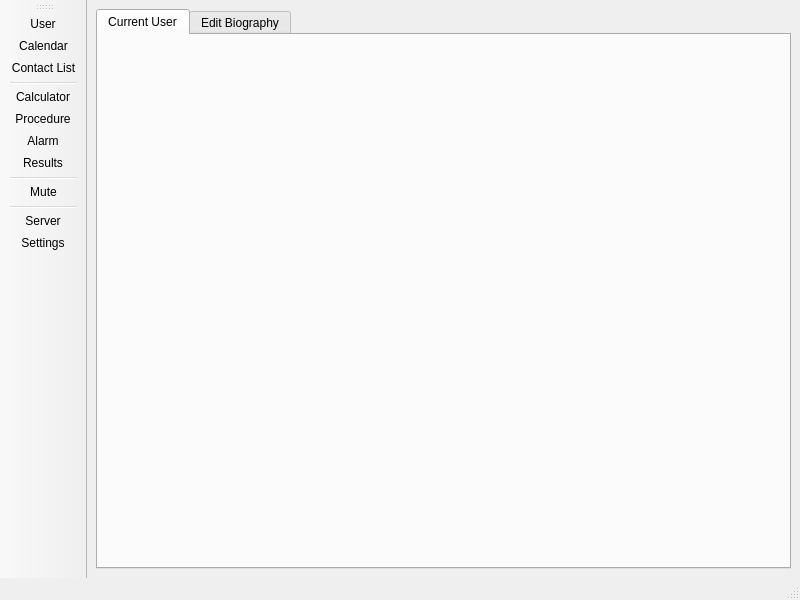
This is LabBuddy.ui in milanche012/labbuddy as Qt 5 draws it before an edit. The edited form follows.
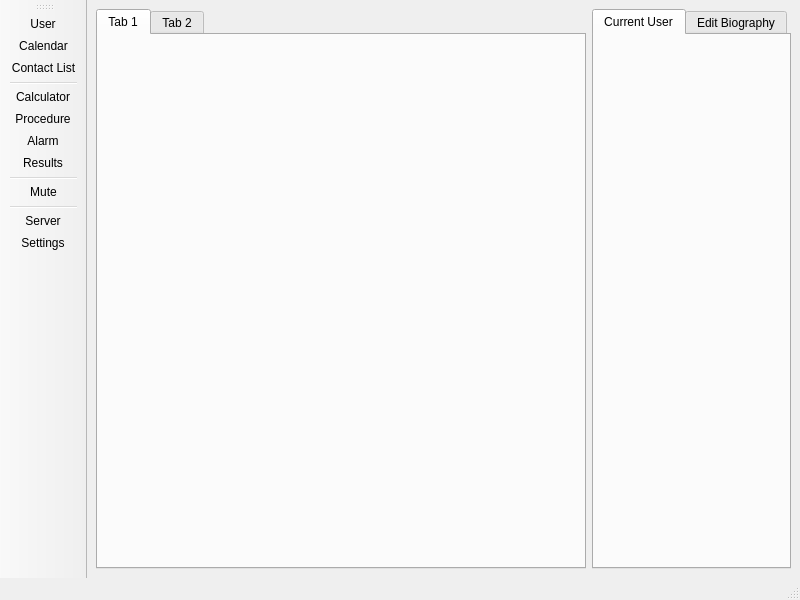
This is the edited form. Icons and pictures are not drawn.

```diff
--- a/LabBuddy.ui
+++ b/LabBuddy.ui
@@ -26,7 +26,27 @@
   <widget class="QWidget" name="centralwidget">
    <layout class="QHBoxLayout" name="horizontalLayout">
     <item>
+     <widget class="QTabWidget" name="tabWidget_2">
+      <property name="currentIndex">
+       <number>0</number>
+      </property>
+      <widget class="QWidget" name="tab">
+       <attribute name="title">
+        <string>Tab 1</string>
+       </attribute>
+      </widget>
+      <widget class="QWidget" name="tab_2">
+       <attribute name="title">
+        <string>Tab 2</string>
+       </attribute>
+      </widget>
+     </widget>
+    </item>
+    <item alignment="Qt::AlignRight">
      <widget class="QTabWidget" name="tabWidget">
+      <property name="enabled">
+       <bool>true</bool>
+      </property>
       <property name="currentIndex">
        <number>0</number>
       </property>
```
Left out of the diff: 34 changed lines with no effect on the pictures.
